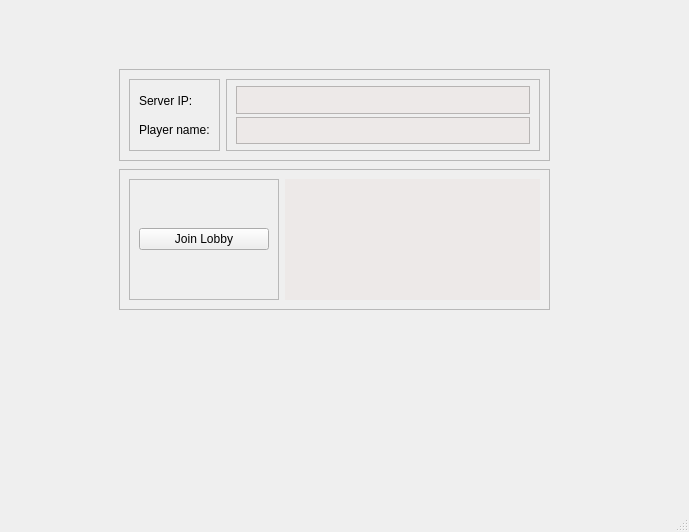
Old version of the form BackgammonPP/mainwindow.ui in the repository daniilgrbic/BackgammonPP.
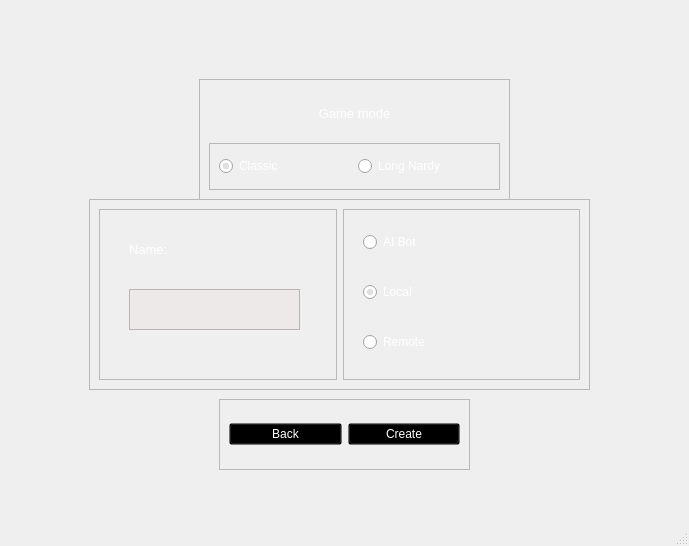
New version of the form.

Commit message: Add join and create game lobby

Diff of the .ui file:
```diff
--- a/BackgammonPP/mainwindow.ui
+++ b/BackgammonPP/mainwindow.ui
@@ -7,7 +7,7 @@
     <x>0</x>
     <y>0</y>
     <width>689</width>
-    <height>532</height>
+    <height>546</height>
    </rect>
   </property>
   <property name="minimumSize">
@@ -41,8 +41,13 @@
    <layout class="QVBoxLayout" name="verticalLayout_5">
     <item>
      <widget class="QStackedWidget" name="stackedWidget">
+      <property name="styleSheet">
+       <string notr="true">QStackedWidget {
+	color: white;
+}</string>
+      </property>
       <property name="currentIndex">
-       <number>2</number>
+       <number>1</number>
       </property>
       <widget class="QWidget" name="mainMenu">
        <widget class="QWidget" name="widget" native="true">
@@ -310,6 +315,299 @@
         <zorder>exitFrame</zorder>
        </widget>
       </widget>
+      <widget class="QWidget" name="CreateGame">
+       <widget class="QFrame" name="frameGameMode">
+        <property name="geometry">
+         <rect>
+          <x>190</x>
+          <y>70</y>
+          <width>311</width>
+          <height>121</height>
+         </rect>
+        </property>
+        <property name="font">
+         <font>
+          <pointsize>12</pointsize>
+         </font>
+        </property>
+        <property name="styleSheet">
+         <string notr="true">QFrame {
+	color: white;
+}</string>
+        </property>
+        <property name="frameShape">
+         <enum>QFrame::StyledPanel</enum>
+        </property>
+        <property name="frameShadow">
+         <enum>QFrame::Raised</enum>
+        </property>
+        <layout class="QVBoxLayout" name="verticalLayout_2">
+         <item>
+          <widget class="QLabel" name="labelGameMode">
+           <property name="font">
+            <font>
+             <pointsize>10</pointsize>
+            </font>
+           </property>
+           <property name="styleSheet">
+            <string notr="true">QLabel {
+	text: white;
+}</string>
+           </property>
+           <property name="text">
+            <string>Game mode</string>
+           </property>
+           <property name="alignment">
+            <set>Qt::AlignCenter</set>
+           </property>
+          </widget>
+         </item>
+         <item>
+          <widget class="QFrame" name="frame_7">
+           <property name="frameShape">
+            <enum>QFrame::StyledPanel</enum>
+           </property>
+           <property name="frameShadow">
+            <enum>QFrame::Raised</enum>
+           </property>
+           <layout class="QHBoxLayout" name="horizontalLayout_5">
+            <item>
+             <widget class="QRadioButton" name="rbModeClassic">
+              <property name="styleSheet">
+               <string notr="true">QRadioButton {
+	color: white;
+}</string>
+              </property>
+              <property name="text">
+               <string>Classic</string>
+              </property>
+              <property name="checked">
+               <bool>true</bool>
+              </property>
+             </widget>
+            </item>
+            <item>
+             <widget class="QRadioButton" name="rbModeNardy">
+              <property name="styleSheet">
+               <string notr="true">QRadioButton {
+	color: white;
+}</string>
+              </property>
+              <property name="text">
+               <string>Long Nardy</string>
+              </property>
+             </widget>
+            </item>
+           </layout>
+          </widget>
+         </item>
+        </layout>
+       </widget>
+       <widget class="QFrame" name="frameButtons">
+        <property name="geometry">
+         <rect>
+          <x>210</x>
+          <y>390</y>
+          <width>251</width>
+          <height>71</height>
+         </rect>
+        </property>
+        <property name="frameShape">
+         <enum>QFrame::StyledPanel</enum>
+        </property>
+        <property name="frameShadow">
+         <enum>QFrame::Raised</enum>
+        </property>
+        <layout class="QHBoxLayout" name="horizontalLayout_3">
+         <property name="topMargin">
+          <number>0</number>
+         </property>
+         <property name="bottomMargin">
+          <number>0</number>
+         </property>
+         <item>
+          <widget class="QPushButton" name="btBackFromCreateToMenu">
+           <property name="cursor">
+            <cursorShape>PointingHandCursor</cursorShape>
+           </property>
+           <property name="styleSheet">
+            <string notr="true">QPushButton {
+	background: transparent;
+	color: white;
+	text-align: center;
+}
+
+QPushButton:hover {
+	background: transparent;
+	color: green;
+}</string>
+           </property>
+           <property name="text">
+            <string>Back</string>
+           </property>
+          </widget>
+         </item>
+         <item>
+          <widget class="QPushButton" name="btStartGameFromCreate">
+           <property name="cursor">
+            <cursorShape>PointingHandCursor</cursorShape>
+           </property>
+           <property name="styleSheet">
+            <string notr="true">QPushButton {
+	background: transparent;
+	color: white;
+	text-align: center;
+}
+
+QPushButton:hover {
+	background: transparent;
+	color: green;
+}</string>
+           </property>
+           <property name="text">
+            <string>Create</string>
+           </property>
+          </widget>
+         </item>
+        </layout>
+       </widget>
+       <widget class="QFrame" name="frameGameType">
+        <property name="geometry">
+         <rect>
+          <x>80</x>
+          <y>190</y>
+          <width>501</width>
+          <height>191</height>
+         </rect>
+        </property>
+        <property name="frameShape">
+         <enum>QFrame::StyledPanel</enum>
+        </property>
+        <property name="frameShadow">
+         <enum>QFrame::Raised</enum>
+        </property>
+        <layout class="QHBoxLayout" name="horizontalLayout_4">
+         <item>
+          <widget class="QFrame" name="frameName">
+           <property name="frameShape">
+            <enum>QFrame::StyledPanel</enum>
+           </property>
+           <property name="frameShadow">
+            <enum>QFrame::Raised</enum>
+           </property>
+           <widget class="QLabel" name="labelName">
+            <property name="geometry">
+             <rect>
+              <x>30</x>
+              <y>20</y>
+              <width>101</width>
+              <height>41</height>
+             </rect>
+            </property>
+            <property name="font">
+             <font>
+              <pointsize>10</pointsize>
+             </font>
+            </property>
+            <property name="styleSheet">
+             <string notr="true">QLabel {
+	color: white;
+}</string>
+            </property>
+            <property name="text">
+             <string>Name:</string>
+            </property>
+            <property name="alignment">
+             <set>Qt::AlignLeading|Qt::AlignLeft|Qt::AlignVCenter</set>
+            </property>
+           </widget>
+           <widget class="QTextEdit" name="labelTextEdit">
+            <property name="geometry">
+             <rect>
+              <x>30</x>
+              <y>80</y>
+              <width>171</width>
+              <height>41</height>
+             </rect>
+            </property>
+            <property name="styleSheet">
+             <string notr="true">QTextEdit {
+	background-color: #EDE9E8 ;
+}</string>
+            </property>
+           </widget>
+          </widget>
+         </item>
+         <item>
+          <widget class="QFrame" name="framePlayer">
+           <property name="frameShape">
+            <enum>QFrame::StyledPanel</enum>
+           </property>
+           <property name="frameShadow">
+            <enum>QFrame::Raised</enum>
+           </property>
+           <widget class="QRadioButton" name="rbPlayerBot">
+            <property name="geometry">
+             <rect>
+              <x>20</x>
+              <y>20</y>
+              <width>112</width>
+              <height>26</height>
+             </rect>
+            </property>
+            <property name="styleSheet">
+             <string notr="true">QRadioButton {
+	color: white;
+}</string>
+            </property>
+            <property name="text">
+             <string>AI Bot</string>
+            </property>
+           </widget>
+           <widget class="QRadioButton" name="rbPlayerLocal">
+            <property name="geometry">
+             <rect>
+              <x>20</x>
+              <y>70</y>
+              <width>112</width>
+              <height>26</height>
+             </rect>
+            </property>
+            <property name="styleSheet">
+             <string notr="true">QRadioButton {
+	color: white;
+}</string>
+            </property>
+            <property name="text">
+             <string>Local</string>
+            </property>
+            <property name="checked">
+             <bool>true</bool>
+            </property>
+           </widget>
+           <widget class="QRadioButton" name="rbPlayerRemote">
+            <property name="geometry">
+             <rect>
+              <x>20</x>
+              <y>120</y>
+              <width>112</width>
+              <height>26</height>
+             </rect>
+            </property>
+            <property name="styleSheet">
+             <string notr="true">QRadioButton {
+	color: white;
+}</string>
+            </property>
+            <property name="text">
+             <string>Remote</string>
+            </property>
+           </widget>
+          </widget>
+         </item>
+        </layout>
+       </widget>
+      </widget>
       <widget class="QWidget" name="preferences">
        <widget class="QLabel" name="title_label_2">
         <property name="geometry">
@@ -429,8 +727,8 @@
        <widget class="QFrame" name="frame_4">
         <property name="geometry">
          <rect>
-          <x>110</x>
-          <y>60</y>
+          <x>150</x>
+          <y>80</y>
           <width>431</width>
           <height>92</height>
          </rect>
@@ -444,6 +742,11 @@
         <layout class="QHBoxLayout" name="horizontalLayout_3">
          <item>
           <widget class="QFrame" name="frame_2">
+           <property name="styleSheet">
+            <string notr="true">QFrame {
+	text: white;
+}</string>
+           </property>
            <property name="frameShape">
             <enum>QFrame::StyledPanel</enum>
            </property>
@@ -453,6 +756,11 @@
            <layout class="QVBoxLayout" name="verticalLayout_2">
             <item>
              <widget class="QLabel" name="label">
+              <property name="styleSheet">
+               <string notr="true">QLabel {
+	color: white;
+}</string>
+              </property>
               <property name="text">
                <string>Server IP:</string>
               </property>
@@ -460,6 +768,11 @@
             </item>
             <item>
              <widget class="QLabel" name="label_2">
+              <property name="styleSheet">
+               <string notr="true">QLabel {
+	color: white;
+}</string>
+              </property>
               <property name="text">
                <string>Player name:</string>
               </property>
@@ -512,8 +825,8 @@
        <widget class="QFrame" name="frame_5">
         <property name="geometry">
          <rect>
-          <x>110</x>
-          <y>160</y>
+          <x>150</x>
+          <y>180</y>
           <width>431</width>
           <height>141</height>
          </rect>
@@ -525,31 +838,6 @@
          <enum>QFrame::Raised</enum>
         </property>
         <layout class="QHBoxLayout" name="horizontalLayout_4">
-         <item>
-          <widget class="QFrame" name="frame_6">
-           <property name="maximumSize">
-            <size>
-             <width>150</width>
-             <height>16777215</height>
-            </size>
-           </property>
-           <property name="frameShape">
-            <enum>QFrame::StyledPanel</enum>
-           </property>
-           <property name="frameShadow">
-            <enum>QFrame::Raised</enum>
-           </property>
-           <layout class="QVBoxLayout" name="verticalLayout_4">
-            <item>
-             <widget class="QPushButton" name="joinLobby">
-              <property name="text">
-               <string>Join Lobby</string>
-              </property>
-             </widget>
-            </item>
-           </layout>
-          </widget>
-         </item>
          <item>
           <widget class="QLabel" name="messageFromServer">
            <property name="styleSheet">
@@ -564,6 +852,68 @@
          </item>
         </layout>
        </widget>
+       <widget class="QFrame" name="frame_6">
+        <property name="geometry">
+         <rect>
+          <x>180</x>
+          <y>340</y>
+          <width>311</width>
+          <height>121</height>
+         </rect>
+        </property>
+        <property name="frameShape">
+         <enum>QFrame::StyledPanel</enum>
+        </property>
+        <property name="frameShadow">
+         <enum>QFrame::Raised</enum>
+        </property>
+        <layout class="QHBoxLayout" name="horizontalLayout_6">
+         <item>
+          <widget class="QPushButton" name="pbBackFromJoinLobby">
+           <property name="cursor">
+            <cursorShape>PointingHandCursor</cursorShape>
+           </property>
+           <property name="styleSheet">
+            <string notr="true">QPushButton {
+	background: transparent;
+	color: white;
+	text-align: center;
+}
+
+QPushButton:hover {
+	background: transparent;
+	color: green;
+}</string>
+           </property>
+           <property name="text">
+            <string>Back</string>
+           </property>
+          </widget>
+         </item>
+         <item>
+          <widget class="QPushButton" name="pbJoinLobby">
+           <property name="cursor">
+            <cursorShape>PointingHandCursor</cursorShape>
+           </property>
+           <property name="styleSheet">
+            <string notr="true">QPushButton {
+	background: transparent;
+	color: white;
+	text-align: center;
+}
+
+QPushButton:hover {
+	background: transparent;
+	color: green;
+}</string>
+           </property>
+           <property name="text">
+            <string>Join</string>
+           </property>
+          </widget>
+         </item>
+        </layout>
+       </widget>
       </widget>
      </widget>
     </item>
```
Left out of the diff: 4 changed lines with no effect on the pictures. The commit also changes 2 other files.
